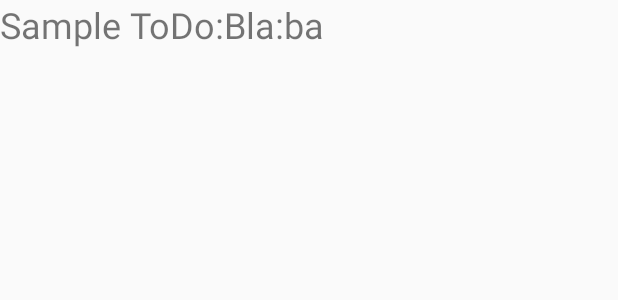
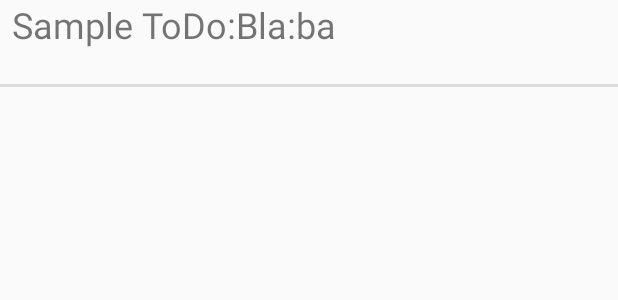
Before and after one commit to Grappeggia/SmartToDo, an Android app: the layout layout_text.xml on its own in the app's theme, with its tools: preview values and no code run, on a phone screen of 412 x 824 dp. Shown: the top 300 px of the screen. Run offline under Robolectric (Android 15) with nearby library versions, the phone set to English and light mode, and no system bars.

```diff
--- a/app/src/main/res/layout/layout_text.xml
+++ b/app/src/main/res/layout/layout_text.xml
@@ -9,12 +9,14 @@
     <LinearLayout
         android:layout_width="fill_parent"
         android:layout_height="fill_parent"
-        android:id="@+id/layout_item_id">
+        android:id="@+id/layout_item_id"
+        android:orientation="vertical">
 
         <TextView
             android:id="@+id/text_item_id"
             android:layout_width="match_parent"
             android:layout_height="@dimen/todo_text_height"
+            android:layout_marginLeft="8dp"
             android:text="@string/todo_sampletext"
             android:textSize="@dimen/todo_text_size" />
         <View
@@ -23,7 +25,6 @@
             android:layout_height="@dimen/todo_text_divider_height"
             android:background="?android:attr/listDivider"
             android:layout_marginTop="8dp"
-            app:layout_constraintTop_toBottomOf="@+id/text_item_id"
             tools:layout_editor_absoluteX="8dp"
             tools:layout_editor_absoluteY="74dp" />
 
```
Also changed, not shown: app/src/main/java/com/coolapps/smarttodo/MainActivity.java (+1 -10 lines).
